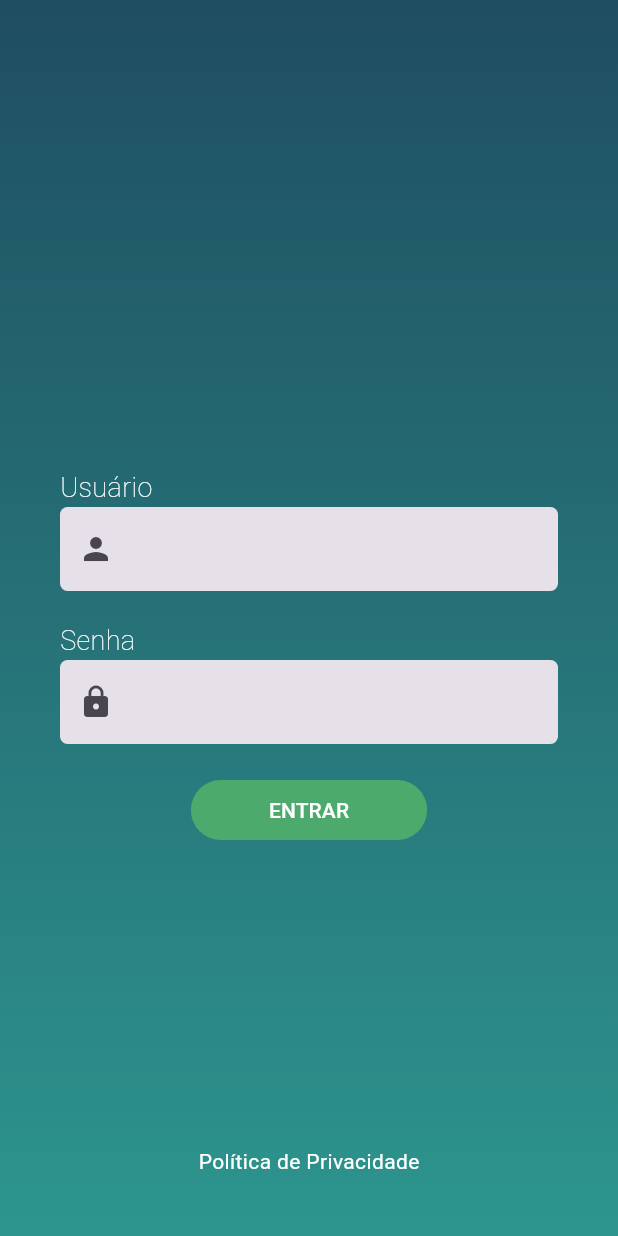
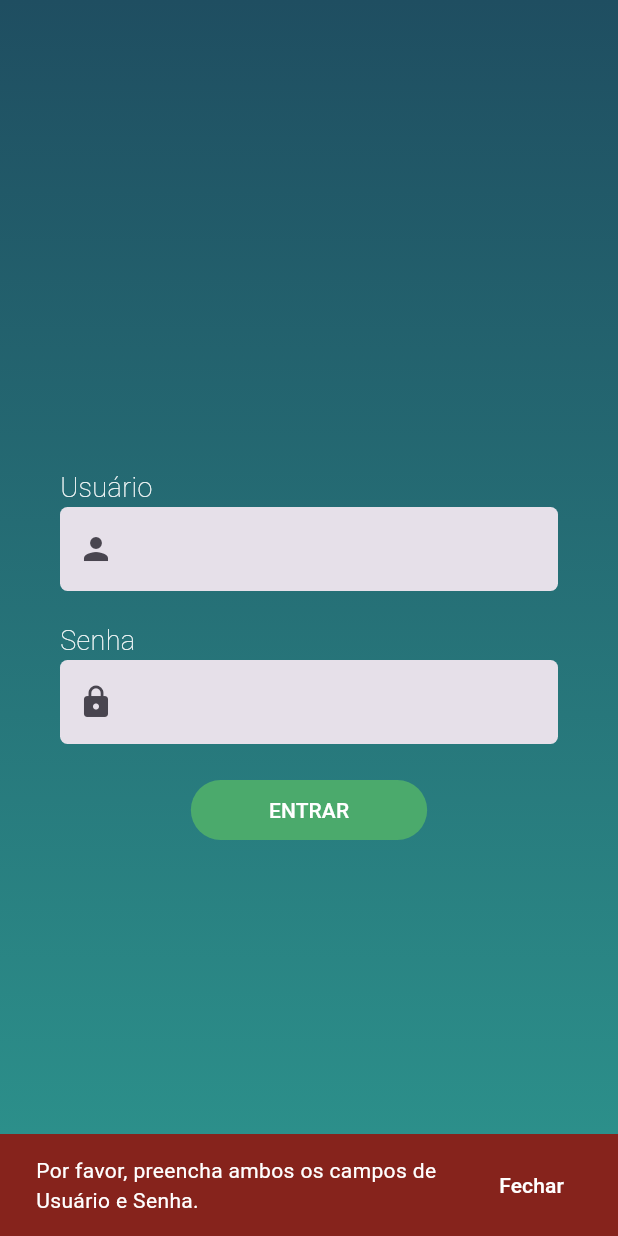
Before and after one commit to pauloRodri29/prova_flutter, a Flutter app: the screen it shows after launch, after a tap on "ENTRAR", on a phone screen of 412 x 824 dp. Run offline on Flutter 3.47's test engine with Material 3 defaults, Android fonts, the phone set to English and light mode, and no system bars.

Commit message:
Atualização de segurança: 	modified:   lib/componentes/label_site.dart 	modified:   lib/main.dart 	modified:   lib/servicos/launcher_urls.dart 	modified:   lib/tela_informacoes.dart

```diff
--- a/lib/componentes/label_site.dart
+++ b/lib/componentes/label_site.dart
@@ -2,14 +2,15 @@ import 'package:flutter/material.dart';
 import 'package:prova_flutter/servicos/launcher_urls.dart';
 
 class PoliticasPrivacidade extends StatelessWidget {
-  final Uri url;
-  const PoliticasPrivacidade({super.key, required this.url});
+  const PoliticasPrivacidade({
+    super.key,
+  });
 
   @override
   Widget build(BuildContext context) {
     return GestureDetector(
       onTap: () {
-            launchInWebView(url);
+        launchInWebView(Uri(scheme: 'https', host: 'www.google.com'));
       },
       child: const Text(
         'Política de Privacidade',
--- a/lib/main.dart
+++ b/lib/main.dart
@@ -1,6 +1,7 @@
 import 'package:flutter/material.dart';
 import 'package:prova_flutter/componentes/label_site.dart';
 import 'package:prova_flutter/cores/cores.dart';
+import 'package:prova_flutter/tela_informacoes.dart';
 
 void main() {
   runApp(const MyApp());
@@ -43,17 +44,64 @@ class Acesso extends StatefulWidget {
 }
 
 class _AcessoState extends State<Acesso> {
-  final Uri url = Uri(scheme: 'https', host: 'www.google.com');
+  TextEditingController usuarioController = TextEditingController();
+  TextEditingController senhaController = TextEditingController();
+
+  bool validarCampos(String senha, String usuario) {
+    if (usuario.isEmpty || senha.isEmpty) {
+      alerta("Por favor, preencha ambos os campos de Usuário e Senha.");
+      return false;
+    }
+    if (senha.length < 2) {
+      alerta("A Senha deve ter pelo menos dois caracteres.");
+      return false;
+    }
+    if (usuario.endsWith(' ') || senha.endsWith(' ')) {
+      usuario.substring(0, usuario.length - 1);
+      senha.substring(0, senha.length - 1);
+      return true;
+    }
+    if (!RegExp(r'^[a-zA-Z0-9]+$').hasMatch(senha)) {
+      alerta(
+          "A Senha não pode ter caracteres especiai, isso inclui 'espaços'.");
+      return false;
+    }
+    // if (usuario.length > 20 || senha.length > 20) {
+    //   alerta("Os campos não podem ter mais de 20 caracteres.");
+    // }
+
+    return true;
+  }
+
+  void alerta(String mensagem) {
+    ScaffoldMessenger.of(context).showSnackBar(
+      SnackBar(
+        backgroundColor: const Color.fromARGB(255, 134, 35, 28),
+        content: Text(
+          mensagem,
+          style: const TextStyle(color: Colors.white),
+        ),
+        duration: const Duration(seconds: 3),
+        action: SnackBarAction(
+          label: 'Fechar',
+          textColor: Colors.white,
+          onPressed: () {
+            ScaffoldMessenger.of(context).hideCurrentSnackBar();
+          },
+        ),
+      ),
+    );
+  }
 
   @override
   Widget build(BuildContext context) {
     return Column(
       mainAxisAlignment: MainAxisAlignment.end,
       children: [
-        const Column(
+        Column(
           crossAxisAlignment: CrossAxisAlignment.start,
           children: [
-            Text(
+            const Text(
               'Usuário',
               textAlign: TextAlign.left,
               style: TextStyle(
@@ -63,8 +111,11 @@ class _AcessoState extends State<Acesso> {
               ),
             ),
             TextField(
+              controller: usuarioController,
+              maxLength: 20,
               cursorColor: Colors.black,
-              decoration: InputDecoration(
+              decoration: const InputDecoration(
+                counterText: '',
                 filled: true,
                 prefixIcon: Icon(Icons.person),
                 border: OutlineInputBorder(
@@ -77,17 +128,20 @@ class _AcessoState extends State<Acesso> {
         const SizedBox(
           height: 20,
         ),
-        const Column(
+        Column(
           crossAxisAlignment: CrossAxisAlignment.start,
           children: [
-            Text('Senha',
+            const Text('Senha',
                 style: TextStyle(
                     color: Colors.white,
                     fontWeight: FontWeight.w100,
                     fontSize: 18)),
             TextField(
+              controller: senhaController,
+              maxLength: 20,
               cursorColor: Colors.black,
-              decoration: InputDecoration(
+              decoration: const InputDecoration(
+                counterText: '',
                 filled: true,
                 prefixIcon: Icon(Icons.lock),
                 border: OutlineInputBorder(
@@ -105,7 +159,14 @@ class _AcessoState extends State<Acesso> {
               backgroundColor: MaterialStateProperty.all(
                   const Color.fromARGB(255, 75, 170, 108)),
             ),
-            onPressed: () {},
+            onPressed: () {
+              if (validarCampos(usuarioController.text, senhaController.text)) {
+                Navigator.push(
+                  context,
+                  MaterialPageRoute(builder: (context) => const TelaInfor()),
+                );
+              }
+            },
             child: const Padding(
               padding: EdgeInsets.symmetric(horizontal: 40),
               child: Text(
@@ -116,7 +177,7 @@ class _AcessoState extends State<Acesso> {
         const SizedBox(
           height: 200,
         ),
-        PoliticasPrivacidade(url: url)
+        const PoliticasPrivacidade()
       ],
     );
   }
```
Also changed, not shown: lib/tela_informacoes.dart (+112 -2 lines), lib/servicos/launcher_urls.dart (line endings or trailing spaces). Lines whose indentation alone changed are shown as unchanged.
